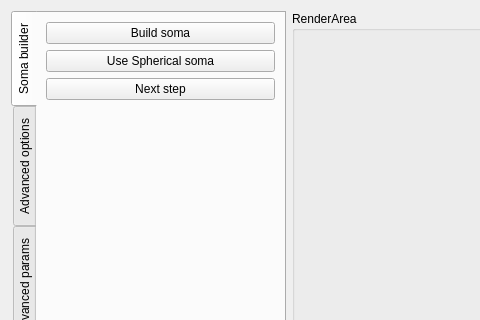
First picture: the form in Neuronize/SomaDeformerWidget.ui, repository vg-lab/Neuronize, before the edit; both pictures show x 0 to 480 and y 0 to 320 of the 802 by 723 pixel window.
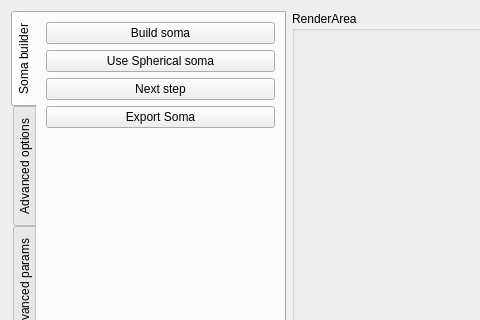
Second picture: the form after the edit.

Commit message: Added button to export soma model

Diff of the .ui file:
```diff
--- a/Neuronize/SomaDeformerWidget.ui
+++ b/Neuronize/SomaDeformerWidget.ui
@@ -63,6 +63,13 @@
          </property>
         </widget>
        </item>
+       <item>
+           <widget class="QPushButton" name="pushButton_ExportModel">
+               <property name="text">
+                   <string>Export Soma</string>
+               </property>
+           </widget>
+       </item>
        <item>
         <spacer name="verticalSpacer">
          <property name="orientation">
@@ -253,13 +260,6 @@
          </property>
         </spacer>
        </item>
-       <item>
-        <widget class="QPushButton" name="pushButton_ExportModel">
-         <property name="text">
-          <string>Export soma mesh</string>
-         </property>
-        </widget>
-       </item>
       </layout>
      </widget>
      <widget class="QWidget" name="tab_MSDeformer_VeryAdvanceParams">
```
Left out of the diff: 2 changed lines with no effect on the pictures. Lines whose indentation alone changed are shown as unchanged. The commit also changes 1 other file.
